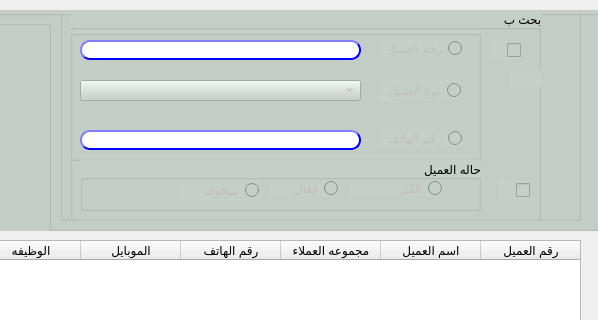
The window that presentation/loyalty_ui/customer_display.ui (shymaa123456/HyperPOS2020) describes before a commit, drawn with Qt 5; both pictures show x 430 to 1028 and y 0 to 320 of the 1028 by 560 pixel window.
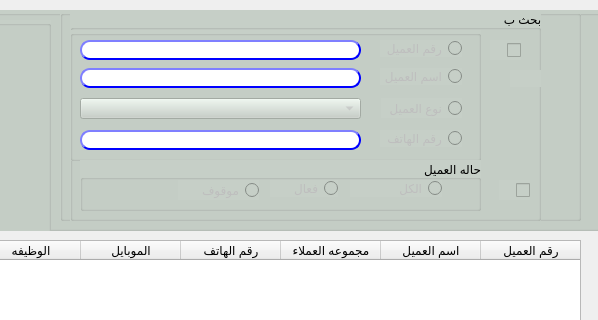
The same window after the commit.

Commit message: unpdate customer

```diff
--- a/presentation/loyalty_ui/customer_display.ui
+++ b/presentation/loyalty_ui/customer_display.ui
@@ -127,7 +127,7 @@
        <property name="geometry">
         <rect>
          <x>10</x>
-         <y>50</y>
+         <y>68</y>
          <width>281</width>
          <height>21</height>
         </rect>
@@ -157,8 +157,8 @@
        </property>
        <property name="geometry">
         <rect>
-         <x>310</x>
-         <y>50</y>
+         <x>311</x>
+         <y>68</y>
          <width>81</width>
          <height>20</height>
         </rect>
@@ -273,6 +273,59 @@
                                     </string>
        </property>
       </widget>
+      <widget class="QLineEdit" name="LE_custName">
+       <property name="enabled">
+        <bool>false</bool>
+       </property>
+       <property name="geometry">
+        <rect>
+         <x>10</x>
+         <y>38</y>
+         <width>281</width>
+         <height>20</height>
+        </rect>
+       </property>
+       <property name="styleSheet">
+        <string notr="true">QLineEdit{
+                                        background-color: white;
+                                        border-style: outset;
+                                        border-width: 2px;
+                                        border-radius: 10px;
+                                        border-color: blue;
+                                        min-width: 6em;
+                                        }
+                                        QLineEdit:hover {
+                                        background: qradialgradient(
+                                        cx: 0.3, cy: -0.4, fx: 0.3, fy: -0.4,
+                                        radius: 1.35, stop: 0 #fff, stop: 1 #bbb
+                                        );
+                                        }
+                                       QLineEdit:pressed {
+                                        border-style: inset;
+                                        background: qradialgradient(
+                                        cx: 0.4, cy: -0.1, fx: 0.4, fy: -0.1,
+                                        radius: 1.35, stop: 0 #fff, stop: 1 #ddd
+                                        );
+                                        }
+                                    </string>
+       </property>
+      </widget>
+      <widget class="QRadioButton" name="Rbtn_custName">
+       <property name="enabled">
+        <bool>false</bool>
+       </property>
+       <property name="geometry">
+        <rect>
+         <x>310</x>
+         <y>38</y>
+         <width>82</width>
+         <height>17</height>
+        </rect>
+       </property>
+       <property name="text">
+        <string>اسم العميل</string>
+       </property>
+      </widget>
      </widget>
      <widget class="QGroupBox" name="groupBox_6">
       <property name="enabled">
```
The commit also changes 2 other files.
